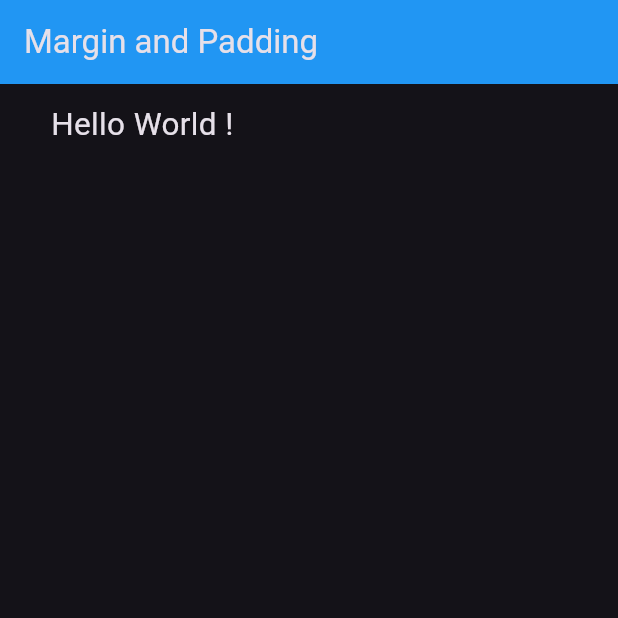
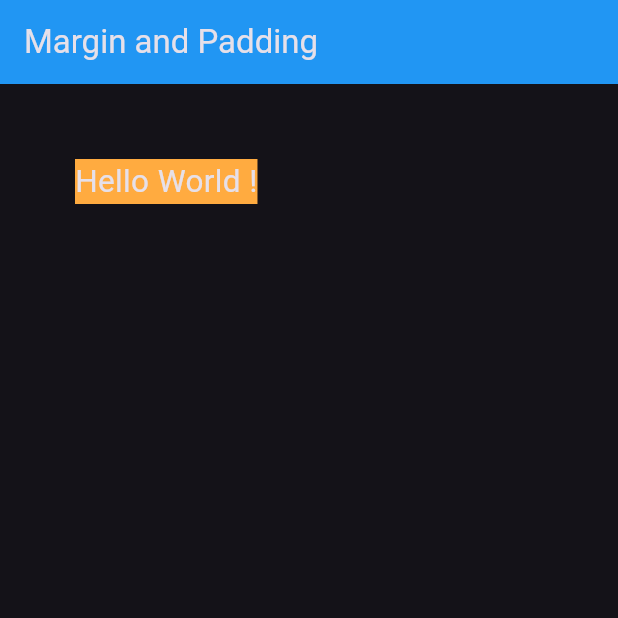
Before and after one commit to Piyushbhatt7/Flutter-Widgets, a Flutter app: the screen it shows after launch, on a phone screen of 412 x 824 dp, the top half of it. Run offline on Flutter 3.47's test engine with Material 3 defaults, Android fonts, the phone set to English and light mode, and no system bars.

Commit message:
Margin and Padding

```diff
--- a/lib/margin and padding.dart
+++ b/lib/margin and padding.dart
@@ -17,10 +17,11 @@ class margin_and_padding extends StatelessWidget {
       //   child: Text('Hello World !', style: TextStyle(fontSize: 21),),   // giving padding to all or can only
       // ),
 
-      body: Padding(
-        padding: const EdgeInsets.only(top: 12, left: 34),
-        child: Text('Hello World !', style: TextStyle(fontSize: 21),),    // giving margin
-      )
+      body: Container(
+        color: Colors.orangeAccent,
+        margin: EdgeInsets.all(50),                      // margin provide spacing outside the container
+        child: Text('Hello World !',
+         style: TextStyle(fontSize: 21),))
     );
   }
 }
```
